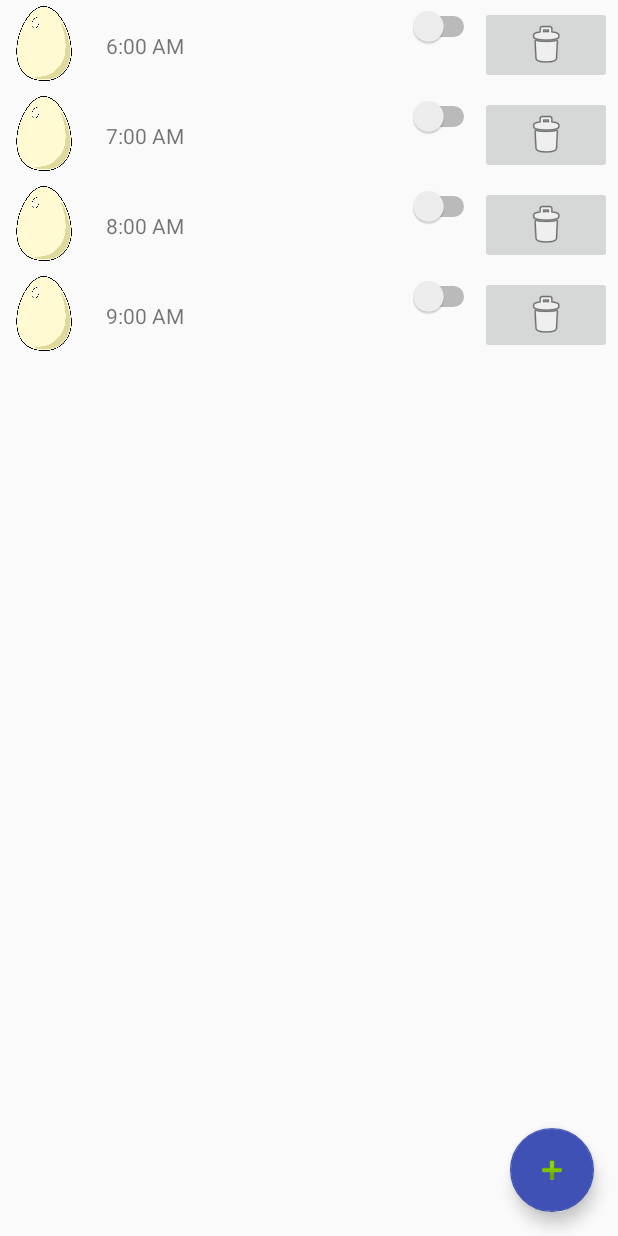
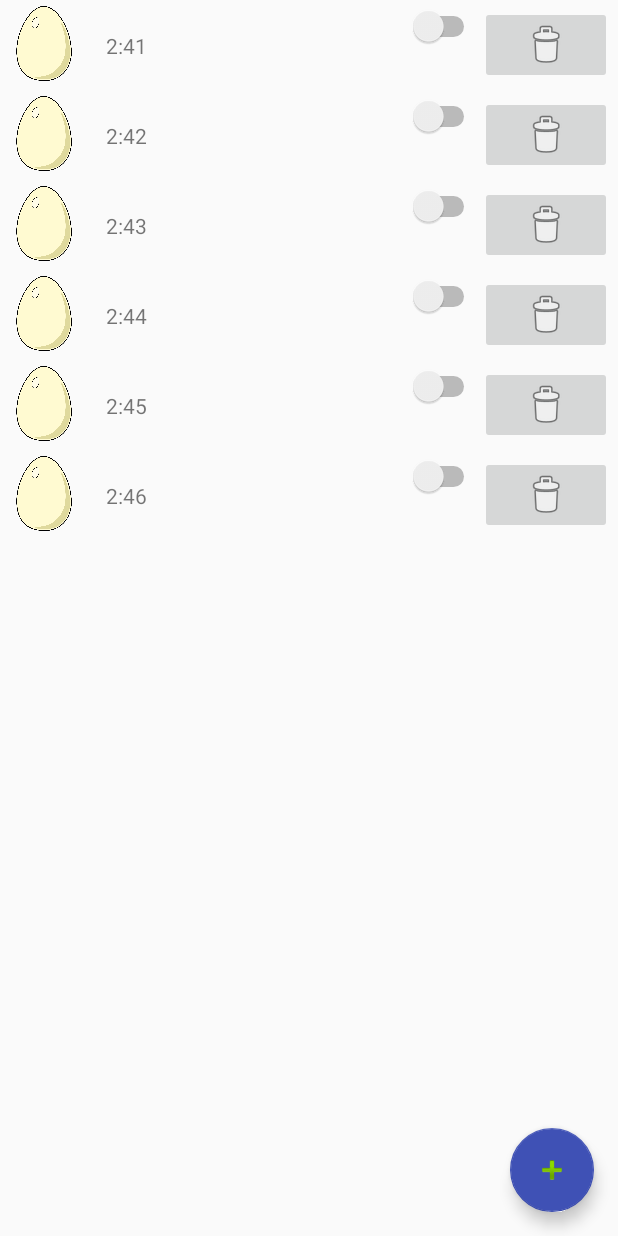
Before and after one commit to mikeserato/AlarmCock, an Android app: the screen it shows after launch (MainActivity), on a phone screen of 412 x 824 dp. Run offline under Robolectric (Android 15) with nearby library versions, the phone set to English and light mode, and no system bars.

Commit message:
Read from database

```diff
--- a/AlarmCock/app/build.gradle
+++ b/AlarmCock/app/build.gradle
@@ -5,7 +5,7 @@ android {
     buildToolsVersion "25.0.0"
     defaultConfig {
         applicationId "com.app.alarmcock"
-        minSdkVersion 19
+        minSdkVersion 23
         targetSdkVersion 24
         versionCode 1
         versionName "1.0"
--- /dev/null
+++ b/AlarmCock/app/src/main/java/com/app/alarmcock/AlarmDatabaseHelper.java
@@ -0,0 +1,55 @@
+package com.app.alarmcock;
+
+import android.content.ContentValues;
+import android.content.Context;
+import android.database.sqlite.SQLiteDatabase;
+import android.database.sqlite.SQLiteOpenHelper;
+import android.icu.text.SimpleDateFormat;
+
+import java.util.Locale;
+
+public class AlarmDatabaseHelper extends SQLiteOpenHelper {
+
+    private static final String DB_NAME = "alarm";
+    private static final int DB_VERSION = 1;
+
+    AlarmDatabaseHelper(Context context){
+        super(context, DB_NAME, null, DB_VERSION);
+    }
+
+    @Override
+    public void onCreate(SQLiteDatabase db){
+        db.execSQL("CREATE TABLE ALARM("
+                + "_id INTEGER PRIMARY KEY AUTOINCREMENT,"
+                + "TIME TEXT,"
+                + "STATUS INTEGER,"
+                + "VIBRATE INTEGER,"
+                + "TYPE TEXT);");
+
+        insertAlarm(db, "2:41");
+        insertAlarm(db, "2:42");
+        insertAlarm(db, "2:43");
+        insertAlarm(db, "2:44");
+        insertAlarm(db, "2:45");
+        insertAlarm(db, "2:46");
+    }
+
+    private static void insertAlarm(SQLiteDatabase db, String time){
+//        int time=(picker.getCurrentMinute() * 60 + picker.getCurrentHour() * 60 * 60) * 1000;
+//        SimpleDateFormat format = new SimpleDateFormat();
+//        String formatted = format.format(time);
+
+        ContentValues alarmValues = new ContentValues();
+        alarmValues.put("TIME", time);
+        alarmValues.put("STATUS", "1");
+        alarmValues.put("VIBRATE", "1");
+        alarmValues.put("TYPE", "SHAKE");
+
+        db.insert("ALARM", null, alarmValues);
+    }
+
+    @Override
+    public void onUpgrade(SQLiteDatabase db, int oldVersion, int newVersion){
+
+    }
+}
--- a/AlarmCock/app/src/main/java/com/app/alarmcock/AlarmListFragment.java
+++ b/AlarmCock/app/src/main/java/com/app/alarmcock/AlarmListFragment.java
@@ -4,6 +4,11 @@ import android.app.Activity;
 import android.content.Context;
 import android.content.res.Resources;
 import android.content.res.TypedArray;
+import android.database.Cursor;
+import android.database.DatabaseUtils;
+import android.database.sqlite.SQLiteDatabase;
+import android.database.sqlite.SQLiteException;
+import android.database.sqlite.SQLiteOpenHelper;
 import android.os.Bundle;
 import android.support.annotation.Nullable;
 import android.support.v4.app.Fragment;
@@ -15,8 +20,8 @@ import android.view.ViewGroup;
 import android.widget.ImageView;
 import android.widget.TextView;
 
+
 public class AlarmListFragment extends Fragment {
-
     private int[] mImageResIds;
     private String[] mNames;
     private OnAlarmSelected mListener;
@@ -35,9 +40,37 @@ public class AlarmListFragment extends Fragment {
             throw new ClassCastException(context.toString() + " must implement OnAlarmSelected.");
         }
 
+        try{
+            SQLiteOpenHelper alarmDatabaseHelper = new AlarmDatabaseHelper(context);
+            SQLiteDatabase db = alarmDatabaseHelper.getReadableDatabase();
+
+            long numRows = DatabaseUtils.longForQuery(db, "SELECT COUNT(*) FROM ALARM", null);
+            int rowLength = (int) numRows;
+            mNames = new String[rowLength];
+
+            Cursor cursor = db.query("ALARM", new String[]{"TIME", "STATUS", "VIBRATE", "TYPE"},
+                    null, null, null, null, null);
+
+            int i = 0;
+
+            if(cursor.moveToFirst()){
+                do{
+                    String timeText = cursor.getString(0);
+    //                int statusInt = cursor.getInt(1);
+    //                int vibrateInt = cursor.getInt(2);
+    //                String typeText = cursor.getString(3);
+
+                    mNames[i] = timeText;
+                    i++;
+                }while(cursor.moveToNext());
+            }
+
+            cursor.close();
+            db.close();
+        }catch(SQLiteException e){}
+
         // Get alarm names
         final Resources resources = context.getResources();
-        mNames = resources.getStringArray(R.array.names);
 
         // Get alarm images.
         final TypedArray typedArray = resources.obtainTypedArray(R.array.images);
--- a/AlarmCock/app/src/main/res/layout/activity_add_alarm.xml
+++ b/AlarmCock/app/src/main/res/layout/activity_add_alarm.xml
@@ -27,6 +27,7 @@
             android:id="@+id/cancelButton"
             android:layout_width="165dp"
             android:layout_height="wrap_content"
+            android:onClick="onCancelClick"
             android:text="Cancel"
             tools:layout_editor_absoluteX="0dp"
             tools:layout_editor_absoluteY="370dp" />
@@ -35,6 +36,7 @@
             android:id="@+id/okButton"
             android:layout_width="165dp"
             android:layout_height="wrap_content"
+            android:onClick="onOKClick"
             android:text="OK"
             tools:layout_editor_absoluteX="194dp"
             tools:layout_editor_absoluteY="370dp" />
--- a/AlarmCock/app/src/main/res/layout/fragment_alarm_options.xml
+++ b/AlarmCock/app/src/main/res/layout/fragment_alarm_options.xml
@@ -21,7 +21,7 @@
             android:layout_height="wrap_content"
             android:layout_marginBottom="0dp"
             android:layout_marginTop="@dimen/alarm_name_margin_top"
-            android:text="6:00 AM"/>
+            android:text="6:00 AM" />
 
         <ImageView
             android:id="@+id/alarm_image"
--- a/AlarmCock/app/src/main/res/layout/recycler_item_alarm.xml
+++ b/AlarmCock/app/src/main/res/layout/recycler_item_alarm.xml
@@ -18,7 +18,6 @@ android:layout_margin="@dimen/recycler_layout_spacing">
             android:layout_height="50dp"
             android:layout_weight="0.27"
             android:adjustViewBounds="true"
-            android:contentDescription="@null"
             android:scaleType="fitCenter"
             tools:src="@drawable/egg" />
 
@@ -47,6 +46,7 @@ android:layout_margin="@dimen/recycler_layout_spacing">
             android:layout_width="wrap_content"
             android:layout_height="wrap_content"
             android:layout_weight="0.27"
+            android:onClick="onDeleteAlarmClick"
             app:srcCompat="@android:drawable/ic_menu_delete" />
 
     </LinearLayout>
--- a/AlarmCock/app/src/main/res/values/arrays.xml
+++ b/AlarmCock/app/src/main/res/values/arrays.xml
@@ -6,12 +6,12 @@
         <item>@drawable/egg</item>
         <item>@drawable/egg</item>
         <item>@drawable/egg</item>
+        <item>@drawable/egg</item>
+        <item>@drawable/egg</item>
+        <item>@drawable/egg</item>
+        <item>@drawable/egg</item>
+        <item>@drawable/egg</item>
+        <item>@drawable/egg</item>
     </array>
 
-    <string-array name="names">
-        <item>6:00 AM</item>
-        <item>7:00 AM</item>
-        <item>8:00 AM</item>
-        <item>9:00 AM</item>
-    </string-array>
 </resources>
```
Also changed, not shown: AlarmCock/app/src/main/java/com/app/alarmcock/AddAlarm.java (+42 -0 lines), AlarmCock/app/src/main/java/com/app/alarmcock/MainActivity.java (+18 -5 lines).
